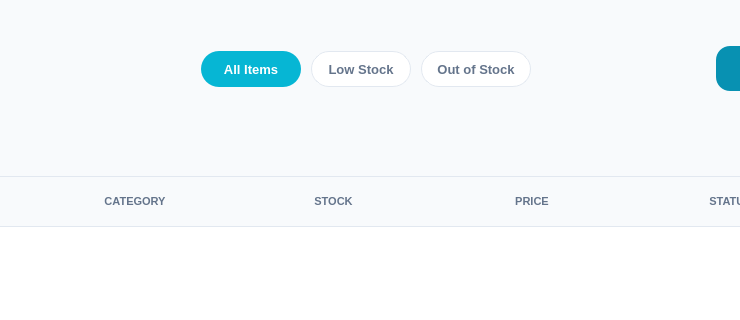
Old version of the form views/inventory_window.ui in the repository hiroluv/ShelfSync_POS; both pictures show x 296 to 1036 and y 0 to 320 of the 1192 by 699 pixel window.
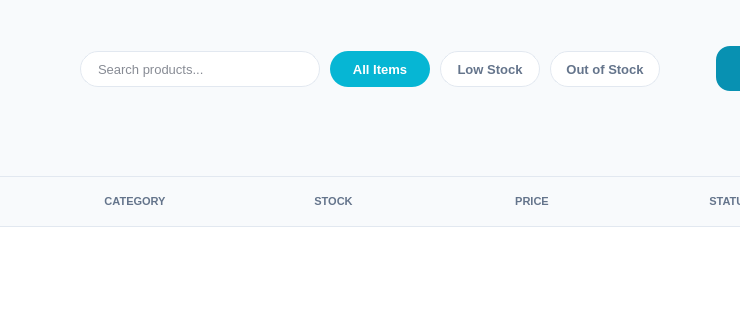
New version of the form.

```diff
--- a/views/inventory_window.ui
+++ b/views/inventory_window.ui
@@ -81,6 +81,35 @@
        <property name="leftMargin">
         <number>30</number>
        </property>
+       <item>
+        <widget class="QLineEdit" name="lineEdit_search">
+         <property name="minimumSize">
+          <size>
+           <width>240</width>
+           <height>36</height>
+          </size>
+         </property>
+         <property name="styleSheet">
+          <string notr="true">
+            QLineEdit {
+                background-color: white;
+                border: 1px solid #E2E8F0;
+                border-radius: 18px;
+                padding-left: 15px;
+                padding-right: 15px;
+                font-size: 13px;
+                color: #0F172A;
+            }
+            QLineEdit:focus {
+                border: 1px solid #06B6D4;
+            }
+          </string>
+         </property>
+         <property name="placeholderText">
+          <string>Search products...</string>
+         </property>
+        </widget>
+       </item>
        <item>
         <widget class="QPushButton" name="btn_filter_all">
          <property name="minimumSize">
```
